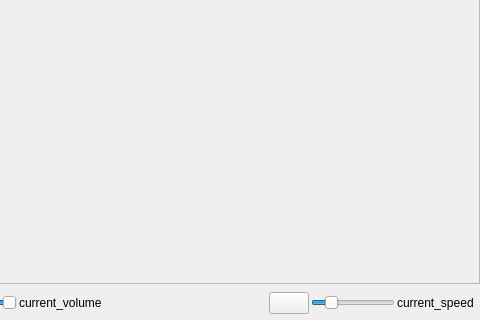
Qt form devicemanager.ui (xiangCaO233/XPlayer) before a commit; both pictures show x 115 to 595 and y 284 to 604 of the 595 by 604 pixel window.
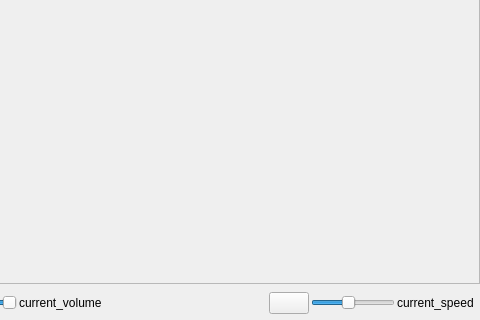
The same form after that commit. Icons and pictures are not drawn.

What changed in the file:
```diff
--- a/devicemanager.ui
+++ b/devicemanager.ui
@@ -248,10 +248,10 @@
             <enum>Qt::LeftToRight</enum>
            </property>
            <property name="minimum">
-            <number>10</number>
+            <number>25</number>
            </property>
            <property name="maximum">
-            <number>500</number>
+            <number>200</number>
            </property>
            <property name="singleStep">
             <number>5</number>
```
Left out of the diff: 18 changed lines with no effect on the pictures.
